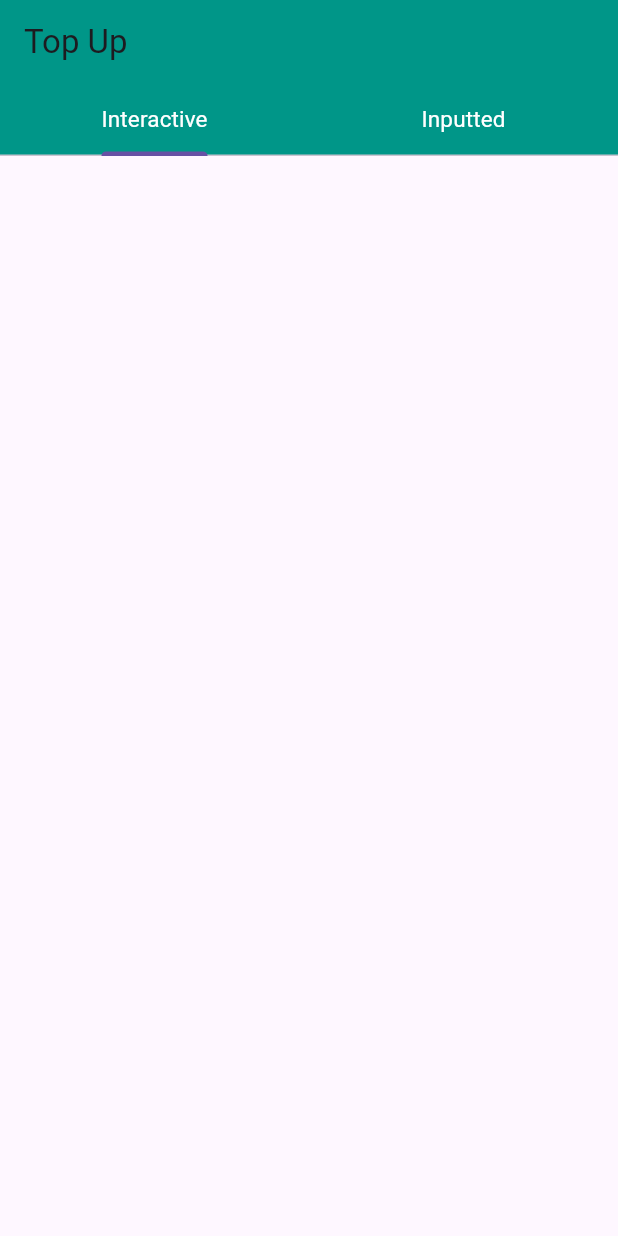
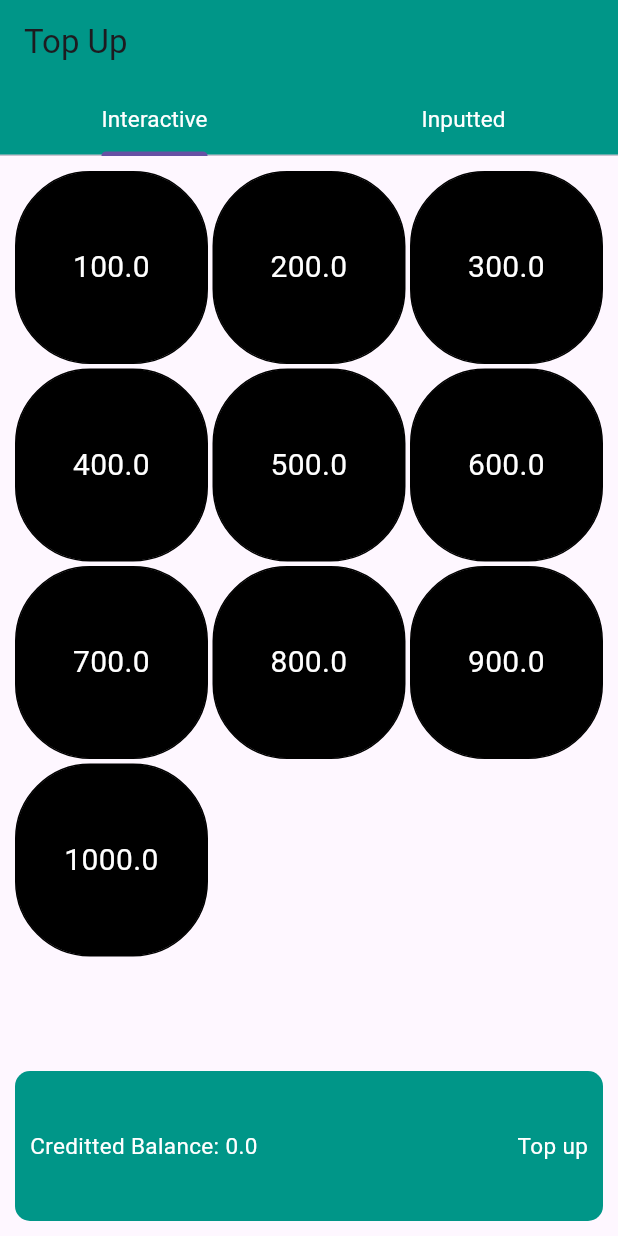
Before and after one commit to san-dr0/flutter-cart, a Flutter app: the TopUpPage screen opened by its route, on a phone screen of 412 x 824 dp. Run offline on Flutter 3.47's test engine with Material 3 defaults, Android fonts, the phone set to English and light mode, and no system bars; our stand-ins replace bloc, equatable, flutter_bloc, fluttertoast, get_it, go_router and 3 more; accounts and stored records are empty.

Commit message:
wroking on topup

```diff
--- a/lib/feature/auth/presentation/pages/login.dart
+++ b/lib/feature/auth/presentation/pages/login.dart
@@ -25,8 +25,8 @@ class _LoginPage extends State<LoginPage> {
   void initState() {
     super.initState();
 
-    textEmail = TextEditingController();
-    textPassword = TextEditingController();
+    textEmail = TextEditingController(text: "ada.ada@gmail.com");
+    textPassword = TextEditingController(text: "123");
 
     authBloc = context.read<AuthBloc>();
   }
--- a/lib/feature/topup/component/topup.component.dart
+++ b/lib/feature/topup/component/topup.component.dart
@@ -1,5 +1,12 @@
+import 'dart:developer';
+
+import 'package:clean_arch2/core/color.dart';
 import 'package:clean_arch2/core/text.style.dart';
+import 'package:clean_arch2/feature/topup/presentation/bloc/topup.bloc.dart';
+import 'package:clean_arch2/feature/topup/presentation/bloc/topup.event.dart';
 import 'package:flutter/material.dart';
+import 'package:flutter_bloc/flutter_bloc.dart';
+import 'package:fluttertoast/fluttertoast.dart';
 
 class TopUpComponent extends StatefulWidget {
   @override
@@ -7,28 +14,33 @@ class TopUpComponent extends StatefulWidget {
 }
 
 class TopUpComponentRenderer extends State<TopUpComponent> {
-  List<int> amountList = [2, 3, 4, 5];
-  List<Positioned> amountPositionList = [];
+  late TopUpBloc topUpBloc;
+  List<double> amountList = [100.00, 200.0, 300.0, 400.0, 500.0, 600.0, 700.0, 800.0, 900.0, 1000.0];
+  List<Draggable> amountPositionList = [];
   double pos = 0.0;
+  double topUpValue = 0.0;
 
   @override
   void initState() {
     super.initState();
-    amountList.map((amount) {
+    topUpBloc = context.read<TopUpBloc>();
+
+    for(int i =0 ; i < amountList.length; i++) {
       amountPositionList.add(
-        Positioned(
-          top: 0,
-          left: pos,
-          child: Draggable(
+        Draggable(
+          data: amountList[i],
           feedback: Container(
             decoration: BoxDecoration(
               border: Border.all(width: 1, style: BorderStyle.solid),
               borderRadius: BorderRadius.all(Radius.circular(50)),
               color: Colors.black
             ),
-              width: 50,
-              height: 50,
-              child: Text(amount.toString(), style: textStyle(fontSize: 30), textAlign: TextAlign.center),
+            width: 100,
+            height: 100,
+            child: Align(
+              alignment: Alignment.center,
+              child: Text(amountList[i].toString(), style: textStyle(fontSize: 20), textAlign: TextAlign.center),
+            ),
           ),
           child: Container(
             decoration: BoxDecoration(
@@ -38,24 +50,89 @@ class TopUpComponentRenderer extends State<TopUpComponent> {
             ),
             width: 50,
             height: 50,
-              child: Text(amount.toString(), style: textStyle(fontSize: 30), textAlign: TextAlign.center),
+            child: Align(
+              alignment: Alignment.center,
+              child: Text(amountList[i].toString(), style: textStyle(fontSize: 20), textAlign: TextAlign.center),
             ),
           ),
         )
       );
-      pos += 50;
-    });
-    setState(() {
+      pos = pos + 60;
+    }
+  }
 
-    });
+  void onTopUpNewCredit() {
+    topUpBloc.add(TopUpOnTopUpNewBalanceEvent());
   }
+
   @override
   Widget build (BuildContext context) {
+
     return Container(
       padding: const EdgeInsets.all(10.0),
-      child: Stack(
+      child: Column(
         children: [
-          ...amountPositionList
+          Expanded(
+            child: GridView.builder(
+              itemCount: amountPositionList.length,
+              physics: NeverScrollableScrollPhysics(),
+              gridDelegate: SliverGridDelegateWithFixedCrossAxisCount(
+                crossAxisCount: 3,
+                mainAxisSpacing: 3,
+                crossAxisSpacing: 3),
+              itemBuilder: (context, index) {
+                return amountPositionList[index];
+              },
+            ),
+          ),
+
+          DragTarget<double>(
+            builder: (context, candidateData, rejectedData) {
+              return Container(
+                padding: const EdgeInsets.all(10.0),
+                width: MediaQuery.sizeOf(context).width,
+                height: 100,
+                decoration: BoxDecoration(
+                  color: tealColor,
+                  borderRadius: BorderRadius.all(Radius.circular(10.0))
+                ),
+                child: Row(
+                  mainAxisAlignment: MainAxisAlignment.spaceBetween,
+                  children: [
+                    Text("Creditted Balance: $topUpValue",
+                      style: textStyle(
+                        color: Colors.white
+                      ),
+                    ),
+                    InkWell(
+                      onTap: () {
+                        onTopUpNewCredit();
+                      },
+                      splashColor: Colors.amber,
+                      borderRadius: BorderRadius.all(Radius.circular(10.0)),
+                      child: Ink(
+                        decoration: BoxDecoration(
+                          color: Colors.amber[800],
+                          borderRadius: BorderRadius.all(Radius.circular(10.0))
+                        ),
+                        child: Text(
+                          "Top up",
+                          style: textStyle(
+                            color: Colors.white
+                          ),
+                        ),
+                      ),
+                    )
+                  ],
+                ),
+              );
+            },
+            onAcceptWithDetails: (DragTargetDetails<double> details) {
+              setState(() {
+                topUpValue += details.data;
+              });
+            },
+          )
         ],
       ),
     );
--- a/lib/feature/topup/presentation/bloc/topup.bloc.dart
+++ b/lib/feature/topup/presentation/bloc/topup.bloc.dart
@@ -0,0 +1,18 @@
+import 'dart:async';
+
+import 'package:clean_arch2/config/db/app_db.dart';
+import 'package:clean_arch2/feature/topup/presentation/bloc/topup.event.dart';
+import 'package:clean_arch2/feature/topup/presentation/bloc/topup.state.dart';
+import 'package:flutter_bloc/flutter_bloc.dart';
+
+class TopUpBloc extends Bloc<TopUpEvent, TopUpBaseState> {
+  AppDatabase appDatabase;
+  TopUpBloc({required this.appDatabase}): super(TopState()) {
+    on<TopUpOnTopUpNewBalanceEvent>(topUpOnTopUpNewBalanceEvent);
+  }
+
+  FutureOr<void> topUpOnTopUpNewBalanceEvent(TopUpOnTopUpNewBalanceEvent event, Emitter<TopUpBaseState> emit) {
+
+  }
+
+}
--- a/lib/feature/topup/presentation/bloc/topup.event.dart
+++ b/lib/feature/topup/presentation/bloc/topup.event.dart
@@ -0,0 +1,5 @@
+abstract class TopUpEvent {
+
+}
+
+class TopUpOnTopUpNewBalanceEvent extends TopUpEvent {}
--- a/lib/feature/topup/presentation/bloc/topup.state.dart
+++ b/lib/feature/topup/presentation/bloc/topup.state.dart
@@ -0,0 +1,8 @@
+import 'package:equatable/equatable.dart';
+
+abstract class TopUpBaseState extends Equatable {}
+
+class TopState extends TopUpBaseState {
+  @override
+  List<Object?> get props => [];
+}
--- a/lib/main.dart
+++ b/lib/main.dart
@@ -8,6 +8,7 @@ import 'package:clean_arch2/feature/auth/presentation/bloc/auth.bloc.dart';
 import 'package:clean_arch2/feature/cart/presentation/bloc/cart.bloc.dart';
 import 'package:clean_arch2/feature/dashboard/presentation/bloc/dashboard.bloc.dart';
 import 'package:clean_arch2/feature/home/presentation/bloc/home.bloc.dart';
+import 'package:clean_arch2/feature/topup/presentation/bloc/topup.bloc.dart';
 import 'package:clean_arch2/feature/transactions/presentation/bloc/transaction.bloc.dart';
 import 'package:flutter/material.dart';
 import 'package:flutter_bloc/flutter_bloc.dart';
@@ -48,6 +49,7 @@ void main() async {
         BlocProvider(create: (context) => AuthBloc(appDatabase: Di())),
         BlocProvider(create: (context) => DashBoardBloc()),
         BlocProvider(create: (context) => TransactionBloc(appDatabase: Di())),
+        BlocProvider(create: (context) => TopUpBloc(appDatabase: Di())),
       ],
       child: const MyApp()
     )
--- a/pubspec.yaml
+++ b/pubspec.yaml
@@ -46,6 +46,7 @@ dependencies:
   fluttertoast: ^8.2.12
   get_it: ^8.0.3
   intl: ^0.20.2
+  uuid: ^4.5.1
 
 dev_dependencies:
   flutter_test:
```
Also changed, not shown: lib/config/db/hive_model/topup_model/topup_model.dart (added, +16 -0 lines), lib/config/db/hive_model/topup_model/topup_model.g.dart (added), pubspec.lock, 4 other files. Lines whose indentation alone changed are shown as unchanged.
